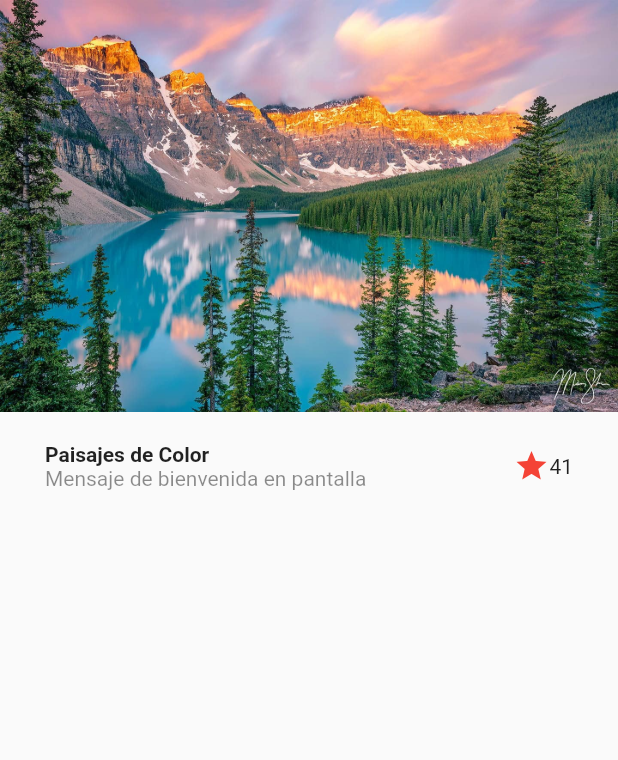
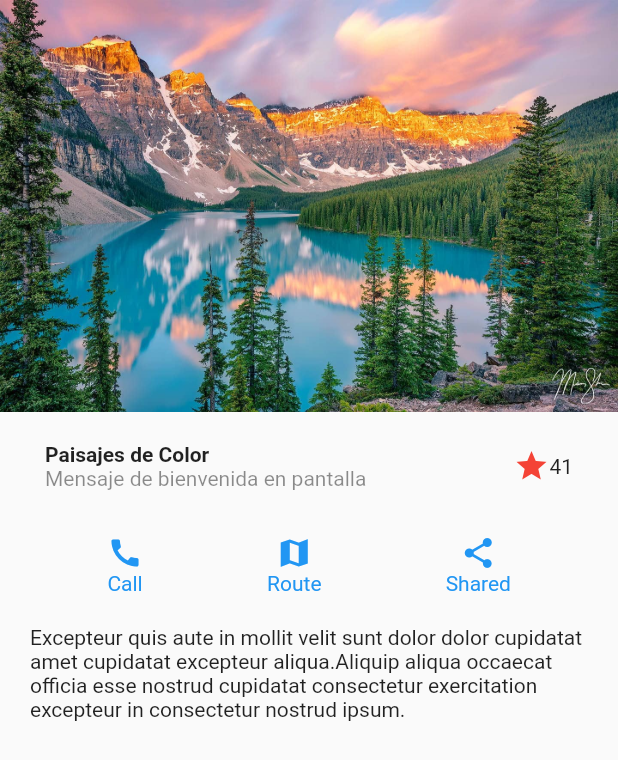
Before and after one commit to LuissMontoya/DesignsFlutter, a Flutter app: the screen it shows after launch, on a phone screen of 412 x 824 dp. Shown: the top 760 px of the screen. Run offline on Flutter 3.47's test engine with Material 2 defaults, Android fonts, the phone set to English and light mode, and no system bars.

Commit message:
create_icons_description

```diff
--- a/lib/screens/basic_design.dart
+++ b/lib/screens/basic_design.dart
@@ -10,8 +10,18 @@ class BasicDesignScreen extends StatelessWidget {
             image: AssetImage('assets/landscape.jpg'),
           ),
 
-          //Titulo
-          Title()
+          //Title
+          Title(),
+
+          //button section
+          ButtonSection(),
+
+          //Description
+          Container(
+            margin: EdgeInsets.symmetric(horizontal: 20, vertical: 10),
+            child: Text(
+                'Excepteur quis aute in mollit velit sunt dolor dolor cupidatat amet cupidatat excepteur aliqua.Aliquip aliqua occaecat officia esse nostrud cupidatat consectetur exercitation excepteur in consectetur nostrud ipsum.'),
+          )
         ],
       ),
     );
@@ -51,3 +61,48 @@ class Title extends StatelessWidget {
     );
   }
 }
+
+class ButtonSection extends StatelessWidget {
+  const ButtonSection({
+    Key? key,
+  }) : super(key: key);
+
+  @override
+  Widget build(BuildContext context) {
+    return Container(
+      margin: EdgeInsets.symmetric(horizontal: 30, vertical: 10),
+      child: Row(
+        mainAxisAlignment: MainAxisAlignment.spaceAround,
+        children: [
+          CustomButton(icon: Icons.call, texto: 'Call'),
+          CustomButton(icon: Icons.map_sharp, texto: 'Route'),
+          CustomButton(icon: Icons.share, texto: 'Shared')
+        ],
+      ),
+    );
+  }
+}
+
+class CustomButton extends StatelessWidget {
+  final IconData icon;
+  final String texto;
+
+  const CustomButton({
+    Key? key,
+    required this.icon,
+    required this.texto,
+  }) : super(key: key);
+
+  @override
+  Widget build(BuildContext context) {
+    return Column(
+      children: [
+        Icon(this.icon, color: Colors.blue),
+        Text(
+          this.texto,
+          style: TextStyle(color: Colors.blue),
+        )
+      ],
+    );
+  }
+}
```
